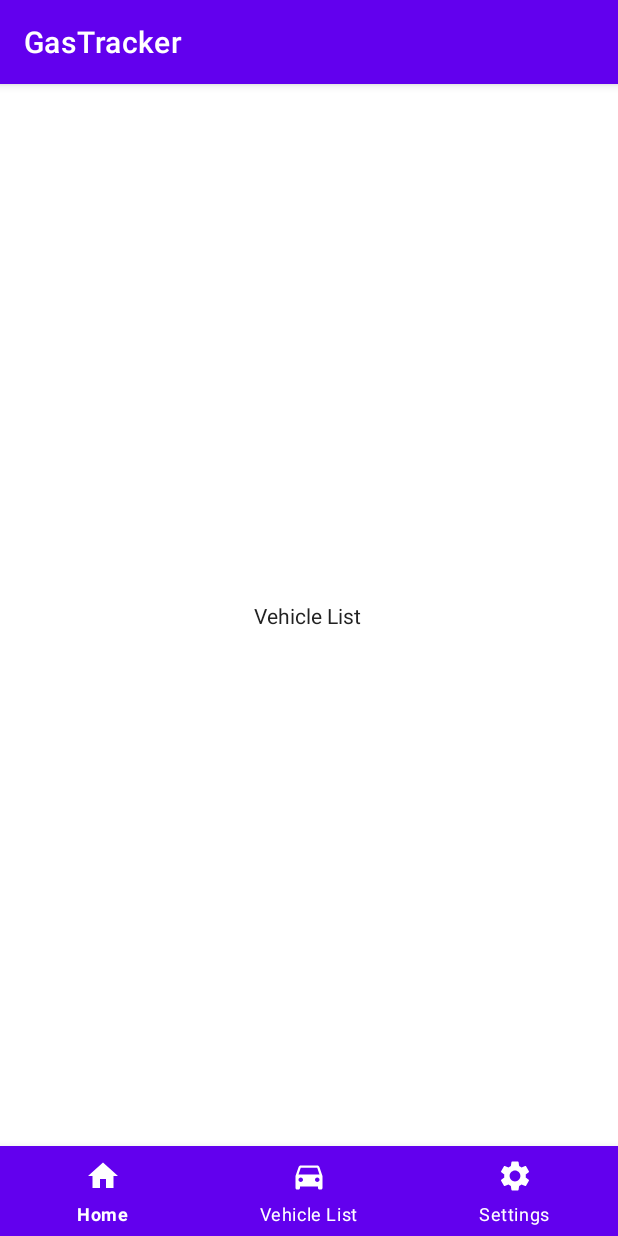
After one commit to MobileAppDevGroup22/COMP4200-Group22-Project, an Android app: the VehicleActivity screen opened directly, with no data from a screen before it, on a phone screen of 412 x 824 dp. The commit adds this screen. Run offline under Robolectric (Android 15) with nearby library versions, the phone set to English and light mode, and no system bars.

Commit message:
making nav bar functional to switch between the 3 main activities
3 main activities:
Home
Vehicle List
Settings

Co-Authored-By: anngeorrge <93340024+anngeorrge@users.noreply.github.com>

```diff
--- /dev/null
+++ b/GasTracker/app/src/main/java/group22/gastracker/VehicleActivity.java
@@ -0,0 +1,49 @@
+package group22.gastracker;
+
+import androidx.annotation.NonNull;
+import androidx.appcompat.app.AppCompatActivity;
+
+import android.content.Intent;
+import android.os.Bundle;
+import android.view.MenuItem;
+
+import com.google.android.material.bottomnavigation.BottomNavigationView;
+import com.google.android.material.navigation.NavigationBarView;
+
+public class VehicleActivity extends AppCompatActivity {
+
+    BottomNavigationView bottomNav;
+
+    @Override
+    protected void onCreate(Bundle savedInstanceState) {
+        super.onCreate(savedInstanceState);
+        setContentView(R.layout.activity_vehicle);
+
+        bottomNav = findViewById(R.id.bottomNavVehicle);
+        bottomNav.setOnItemSelectedListener(new NavigationBarView.OnItemSelectedListener() {
+            @Override
+            public boolean onNavigationItemSelected(@NonNull MenuItem item) {
+                switch (item.getItemId()){
+                    case(R.id.nav_home):
+                        Intent mainActivity_intent = new Intent(VehicleActivity.this, MainActivity.class);
+                        startActivity(mainActivity_intent);
+                        overridePendingTransition(android.R.anim.fade_in, android.R.anim.fade_out);
+                        break;
+                    case(R.id.nav_vehicle_list):
+                        break;
+                    case(R.id.nav_settings):
+                        Intent settingsActivity_intent = new Intent(VehicleActivity.this, SettingsActivity.class);
+                        startActivity(settingsActivity_intent);
+                        overridePendingTransition(android.R.anim.fade_in, android.R.anim.fade_out);
+                        break;
+                }
+                return false;
+            }
+        });
+
+    }
+
+    @Override
+    public void onBackPressed() {}
+
+}
--- a/GasTracker/app/src/main/res/layout/activity_main.xml
+++ b/GasTracker/app/src/main/res/layout/activity_main.xml
@@ -8,7 +8,7 @@
     tools:context=".MainActivity">
 
     <com.google.android.material.bottomnavigation.BottomNavigationView
-        android:id="@+id/bottomNavigationView"
+        android:id="@+id/bottomNavHome"
         android:layout_width="match_parent"
         android:layout_height="60dp"
         app:layout_constraintBottom_toBottomOf="parent"
@@ -45,12 +45,12 @@
         android:id="@+id/actionButton_addEntry"
         android:layout_width="wrap_content"
         android:layout_height="wrap_content"
-        android:layout_marginEnd="32dp"
+        android:layout_marginEnd="8dp"
         android:layout_marginBottom="8dp"
         android:clickable="true"
         android:scaleType="center"
         app:backgroundTint="@color/design_default_color_primary"
-        app:layout_constraintBottom_toTopOf="@+id/bottomNavigationView"
+        app:layout_constraintBottom_toTopOf="@+id/bottomNavHome"
         app:layout_constraintEnd_toEndOf="parent"
         app:maxImageSize="40sp"
         app:srcCompat="@drawable/ic_baseline_add_24"
--- /dev/null
+++ b/GasTracker/app/src/main/res/layout/activity_vehicle.xml
@@ -0,0 +1,33 @@
+<?xml version="1.0" encoding="utf-8"?>
+<androidx.constraintlayout.widget.ConstraintLayout xmlns:android="http://schemas.android.com/apk/res/android"
+    xmlns:app="http://schemas.android.com/apk/res-auto"
+    xmlns:tools="http://schemas.android.com/tools"
+    android:layout_width="match_parent"
+    android:layout_height="match_parent"
+    tools:context=".VehicleActivity">
+
+    <com.google.android.material.bottomnavigation.BottomNavigationView
+        android:id="@+id/bottomNavVehicle"
+        android:layout_width="match_parent"
+        android:layout_height="60dp"
+        app:layout_constraintBottom_toBottomOf="parent"
+        app:layout_constraintEnd_toEndOf="parent"
+        app:layout_constraintHorizontal_bias="0.5"
+        app:layout_constraintStart_toStartOf="parent"
+        app:menu="@menu/bottom_nav_menu"
+        android:background="@color/design_default_color_primary"
+        app:itemIconTint="@color/white"
+        app:itemTextColor="@color/white"/>
+
+    <TextView
+        android:id="@+id/textView7"
+        android:layout_width="wrap_content"
+        android:layout_height="wrap_content"
+        android:text="Vehicle List"
+        app:layout_constraintBottom_toTopOf="@+id/bottomNavVehicle"
+        app:layout_constraintEnd_toEndOf="parent"
+        app:layout_constraintHorizontal_bias="0.498"
+        app:layout_constraintStart_toStartOf="parent"
+        app:layout_constraintTop_toTopOf="parent" />
+
+</androidx.constraintlayout.widget.ConstraintLayout>
```
Also changed, not shown: GasTracker/app/src/main/AndroidManifest.xml (+6 -1 lines), GasTracker/app/src/main/java/group22/gastracker/MainActivity.java (+16 -18 lines), GasTracker/app/src/main/java/group22/gastracker/SettingsActivity.java (added, +49 -0 lines), GasTracker/app/src/main/res/layout/activity_settings.xml (added, +32 -0 lines).
